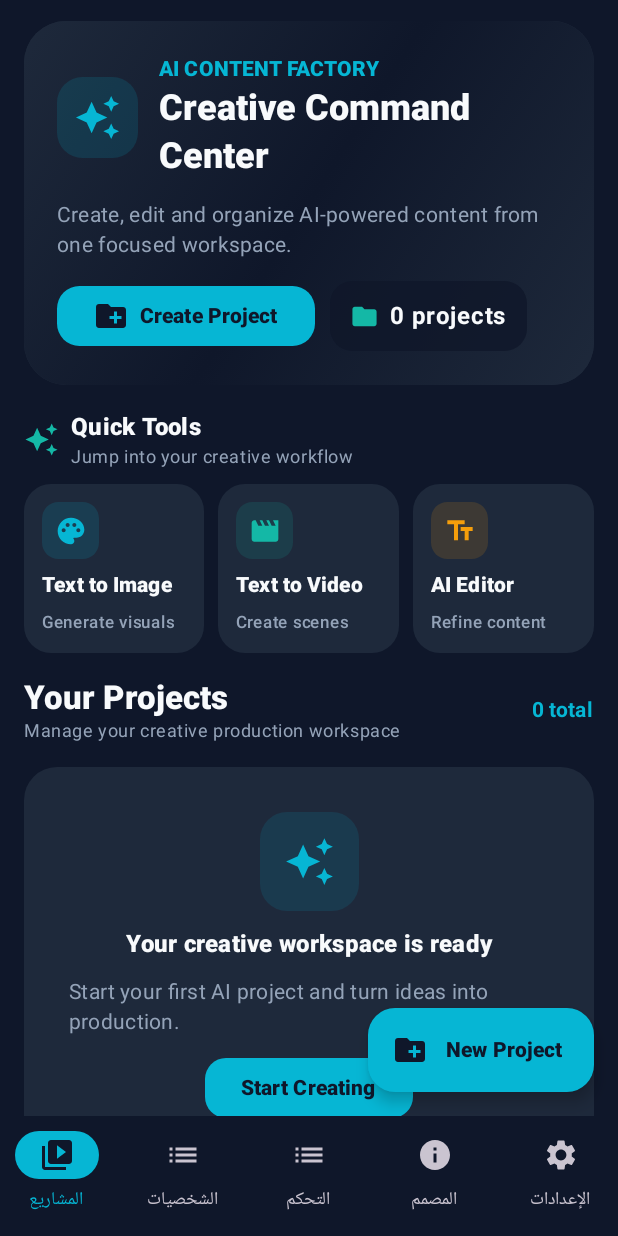
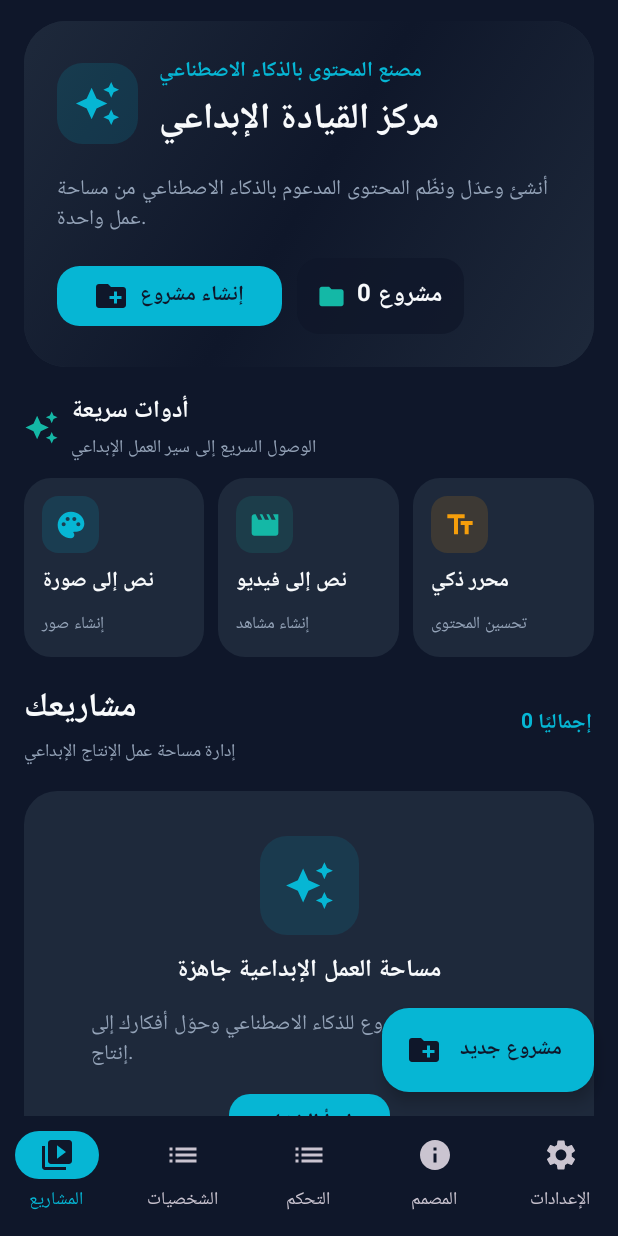
Before and after one commit to 1AhmadEgy/AI-Content-Factory, an Android app built with Jetpack Compose: the screen it shows after launch (MainActivity), on a phone screen of 412 x 824 dp. Run offline under Robolectric (Android 15) with nearby library versions, the light colour scheme and no system bars; our stand-ins replace Room's generated code; 2 statements that could not run were skipped.

Commit message:
Translate dashboard UI to Arabic

```diff
--- a/app/src/main/java/com/example/feature/NeonDashboardScreen.kt
+++ b/app/src/main/java/com/example/feature/NeonDashboardScreen.kt
@@ -28,38 +28,14 @@
 fun NeonDashboardScreen(viewModel: FactoryViewModel, onProjectClick: (String) -> Unit) {
     val projects by viewModel.projects.collectAsState()
     var showDialog by remember { mutableStateOf(false) }
-
-    Scaffold(
-        containerColor = DarkBlue,
-        floatingActionButton = {
-            ExtendedFloatingActionButton(
-                onClick = { showDialog = true },
-                containerColor = PrimaryCyan,
-                contentColor = DarkBlue,
-                shape = RoundedCornerShape(18.dp),
-                icon = { Icon(Icons.Filled.CreateNewFolder, null) },
-                text = { Text("New Project", fontWeight = FontWeight.ExtraBold) }
-            )
-        }
-    ) { padding ->
-        LazyColumn(
-            modifier = Modifier.fillMaxSize().padding(padding),
-            contentPadding = PaddingValues(16.dp, 14.dp, 16.dp, 104.dp),
-            verticalArrangement = Arrangement.spacedBy(16.dp)
-        ) {
+    Scaffold(containerColor = DarkBlue, floatingActionButton = {
+        ExtendedFloatingActionButton(onClick = { showDialog = true }, containerColor = PrimaryCyan, contentColor = DarkBlue, shape = RoundedCornerShape(18.dp), icon = { Icon(Icons.Filled.CreateNewFolder, null) }, text = { Text("مشروع جديد", fontWeight = FontWeight.ExtraBold) })
+    }) { padding ->
+        LazyColumn(modifier = Modifier.fillMaxSize().padding(padding), contentPadding = PaddingValues(16.dp, 14.dp, 16.dp, 104.dp), verticalArrangement = Arrangement.spacedBy(16.dp)) {
             item { NeonHero(projects.size) { showDialog = true } }
             item { QuickToolsSection() }
-            item {
-                Row(verticalAlignment = Alignment.CenterVertically, modifier = Modifier.fillMaxWidth()) {
-                    Column(Modifier.weight(1f)) {
-                        Text("Your Projects", color = TextLight, style = MaterialTheme.typography.titleLarge, fontWeight = FontWeight.ExtraBold)
-                        Text("Manage your creative production workspace", color = TextMuted, style = MaterialTheme.typography.bodySmall)
-                    }
-                    Text("${projects.size} total", color = PrimaryCyan, style = MaterialTheme.typography.labelLarge, fontWeight = FontWeight.Bold)
-                }
-            }
-            if (projects.isEmpty()) item { NeonEmptyState { showDialog = true } }
-            else items(projects) { project -> NeonProjectCard(project) { onProjectClick(project.id) } }
+            item { Row(verticalAlignment = Alignment.CenterVertically, modifier = Modifier.fillMaxWidth()) { Column(Modifier.weight(1f)) { Text("مشاريعك", color = TextLight, style = MaterialTheme.typography.titleLarge, fontWeight = FontWeight.ExtraBold); Text("إدارة مساحة عمل الإنتاج الإبداعي", color = TextMuted, style = MaterialTheme.typography.bodySmall) }; Text("${projects.size} إجماليًا", color = PrimaryCyan, style = MaterialTheme.typography.labelLarge, fontWeight = FontWeight.Bold) } }
+            if (projects.isEmpty()) item { NeonEmptyState { showDialog = true } } else items(projects) { project -> NeonProjectCard(project) { onProjectClick(project.id) } }
         }
         if (showDialog) AddProjectDialog(onDismiss = { showDialog = false }, onAdd = { name, desc -> viewModel.addProject(name, desc); showDialog = false })
     }
@@ -71,25 +47,13 @@
         Box(Modifier.fillMaxWidth().background(Brush.linearGradient(listOf(SurfaceBlue, DarkBlue, SurfaceBlue))).padding(22.dp)) {
             Column(verticalArrangement = Arrangement.spacedBy(13.dp)) {
                 Row(verticalAlignment = Alignment.CenterVertically) {
-                    Surface(shape = RoundedCornerShape(17.dp), color = PrimaryCyan.copy(alpha = .14f), modifier = Modifier.size(54.dp)) {
-                        Box(contentAlignment = Alignment.Center) { Icon(Icons.Filled.AutoAwesome, null, tint = PrimaryCyan, modifier = Modifier.size(31.dp)) }
-                    }
-                    Spacer(Modifier.width(14.dp))
-                    Column {
-                        Text("AI CONTENT FACTORY", color = PrimaryCyan, style = MaterialTheme.typography.labelLarge, fontWeight = FontWeight.ExtraBold)
-                        Text("Creative Command Center", color = TextLight, style = MaterialTheme.typography.headlineSmall, fontWeight = FontWeight.ExtraBold)
-                    }
+                    Surface(shape = RoundedCornerShape(17.dp), color = PrimaryCyan.copy(alpha = .14f), modifier = Modifier.size(54.dp)) { Box(contentAlignment = Alignment.Center) { Icon(Icons.Filled.AutoAwesome, null, tint = PrimaryCyan, modifier = Modifier.size(31.dp)) } }
+                    Spacer(Modifier.width(14.dp)); Column { Text("مصنع المحتوى بالذكاء الاصطناعي", color = PrimaryCyan, style = MaterialTheme.typography.labelLarge, fontWeight = FontWeight.ExtraBold); Text("مركز القيادة الإبداعي", color = TextLight, style = MaterialTheme.typography.headlineSmall, fontWeight = FontWeight.ExtraBold) }
                 }
-                Text("Create, edit and organize AI-powered content from one focused workspace.", color = TextMuted, style = MaterialTheme.typography.bodyMedium)
+                Text("أنشئ وعدّل ونظّم المحتوى المدعوم بالذكاء الاصطناعي من مساحة عمل واحدة.", color = TextMuted, style = MaterialTheme.typography.bodyMedium)
                 Row(verticalAlignment = Alignment.CenterVertically, horizontalArrangement = Arrangement.spacedBy(10.dp)) {
-                    Button(onClick = onCreate, shape = RoundedCornerShape(15.dp), colors = ButtonDefaults.buttonColors(containerColor = PrimaryCyan, contentColor = DarkBlue)) {
-                        Icon(Icons.Filled.CreateNewFolder, null); Spacer(Modifier.width(7.dp)); Text("Create Project", fontWeight = FontWeight.ExtraBold)
-                    }
-                    Surface(shape = RoundedCornerShape(15.dp), color = DarkBlue.copy(alpha = .8f)) {
-                        Row(Modifier.padding(horizontal = 13.dp, vertical = 11.dp), verticalAlignment = Alignment.CenterVertically) {
-                            Icon(Icons.Filled.Folder, null, tint = SecondaryTeal, modifier = Modifier.size(19.dp)); Spacer(Modifier.width(7.dp)); Text("$projectCount projects", color = TextLight, fontWeight = FontWeight.Bold)
-                        }
-                    }
+                    Button(onClick = onCreate, shape = RoundedCornerShape(15.dp), colors = ButtonDefaults.buttonColors(containerColor = PrimaryCyan, contentColor = DarkBlue)) { Icon(Icons.Filled.CreateNewFolder, null); Spacer(Modifier.width(7.dp)); Text("إنشاء مشروع", fontWeight = FontWeight.ExtraBold) }
+                    Surface(shape = RoundedCornerShape(15.dp), color = DarkBlue.copy(alpha = .8f)) { Row(Modifier.padding(horizontal = 13.dp, vertical = 11.dp), verticalAlignment = Alignment.CenterVertically) { Icon(Icons.Filled.Folder, null, tint = SecondaryTeal, modifier = Modifier.size(19.dp)); Spacer(Modifier.width(7.dp)); Text("$projectCount مشروع", color = TextLight, fontWeight = FontWeight.Bold) } }
                 }
             }
         }
@@ -99,59 +63,22 @@
 @Composable
 private fun QuickToolsSection() {
     Column(verticalArrangement = Arrangement.spacedBy(10.dp)) {
-        Row(verticalAlignment = Alignment.CenterVertically) {
-            Icon(Icons.Filled.AutoAwesome, null, tint = SecondaryTeal, modifier = Modifier.size(23.dp)); Spacer(Modifier.width(8.dp))
-            Column { Text("Quick Tools", color = TextLight, style = MaterialTheme.typography.titleMedium, fontWeight = FontWeight.ExtraBold); Text("Jump into your creative workflow", color = TextMuted, style = MaterialTheme.typography.bodySmall) }
-        }
-        Row(Modifier.fillMaxWidth(), horizontalArrangement = Arrangement.spacedBy(9.dp)) {
-            QuickToolCard(Modifier.weight(1f), Icons.Filled.Palette, "Text to Image", "Generate visuals", PrimaryCyan)
-            QuickToolCard(Modifier.weight(1f), Icons.Filled.Movie, "Text to Video", "Create scenes", SecondaryTeal)
-            QuickToolCard(Modifier.weight(1f), Icons.Filled.TextFields, "AI Editor", "Refine content", WarningOrange)
-        }
+        Row(verticalAlignment = Alignment.CenterVertically) { Icon(Icons.Filled.AutoAwesome, null, tint = SecondaryTeal, modifier = Modifier.size(23.dp)); Spacer(Modifier.width(8.dp)); Column { Text("أدوات سريعة", color = TextLight, style = MaterialTheme.typography.titleMedium, fontWeight = FontWeight.ExtraBold); Text("الوصول السريع إلى سير العمل الإبداعي", color = TextMuted, style = MaterialTheme.typography.bodySmall) } }
+        Row(Modifier.fillMaxWidth(), horizontalArrangement = Arrangement.spacedBy(9.dp)) { QuickToolCard(Modifier.weight(1f), Icons.Filled.Palette, "نص إلى صورة", "إنشاء صور", PrimaryCyan); QuickToolCard(Modifier.weight(1f), Icons.Filled.Movie, "نص إلى فيديو", "إنشاء مشاهد", SecondaryTeal); QuickToolCard(Modifier.weight(1f), Icons.Filled.TextFields, "محرر ذكي", "تحسين المحتوى", WarningOrange) }
     }
 }
 
 @Composable
 private fun QuickToolCard(modifier: Modifier, icon: androidx.compose.ui.graphics.vector.ImageVector, title: String, subtitle: String, accent: androidx.compose.ui.graphics.Color) {
-    Card(modifier = modifier, colors = CardDefaults.cardColors(containerColor = SurfaceBlue), shape = RoundedCornerShape(18.dp)) {
-        Column(Modifier.padding(12.dp), verticalArrangement = Arrangement.spacedBy(7.dp)) {
-            Surface(shape = RoundedCornerShape(11.dp), color = accent.copy(alpha = .14f), modifier = Modifier.size(38.dp)) { Box(contentAlignment = Alignment.Center) { Icon(icon, null, tint = accent, modifier = Modifier.size(21.dp)) } }
-            Text(title, color = TextLight, style = MaterialTheme.typography.labelLarge, fontWeight = FontWeight.ExtraBold)
-            Text(subtitle, color = TextMuted, style = MaterialTheme.typography.labelSmall, maxLines = 1)
-        }
-    }
+    Card(modifier = modifier, colors = CardDefaults.cardColors(containerColor = SurfaceBlue), shape = RoundedCornerShape(18.dp)) { Column(Modifier.padding(12.dp), verticalArrangement = Arrangement.spacedBy(7.dp)) { Surface(shape = RoundedCornerShape(11.dp), color = accent.copy(alpha = .14f), modifier = Modifier.size(38.dp)) { Box(contentAlignment = Alignment.Center) { Icon(icon, null, tint = accent, modifier = Modifier.size(21.dp)) } }; Text(title, color = TextLight, style = MaterialTheme.typography.labelLarge, fontWeight = FontWeight.ExtraBold); Text(subtitle, color = TextMuted, style = MaterialTheme.typography.labelSmall, maxLines = 1) } }
 }
 
 @Composable
 private fun NeonProjectCard(project: Project, onClick: () -> Unit) {
-    Card(modifier = Modifier.fillMaxWidth().clickable(onClick = onClick), colors = CardDefaults.cardColors(containerColor = SurfaceBlue), shape = RoundedCornerShape(21.dp)) {
-        Column(Modifier.padding(17.dp), verticalArrangement = Arrangement.spacedBy(9.dp)) {
-            Row(verticalAlignment = Alignment.CenterVertically) {
-                Surface(shape = RoundedCornerShape(13.dp), color = DarkBlue) { Icon(Icons.Filled.Movie, null, tint = PrimaryCyan, modifier = Modifier.padding(10.dp).size(23.dp)) }
-                Spacer(Modifier.width(11.dp))
-                Column(Modifier.weight(1f)) {
-                    Text(project.name, color = TextLight, style = MaterialTheme.typography.titleMedium, fontWeight = FontWeight.ExtraBold)
-                    Text("AI production project", color = TextMuted, style = MaterialTheme.typography.labelSmall)
-                }
-                Text(project.status, color = if (project.status == "ACTIVE") SuccessGreen else WarningOrange, style = MaterialTheme.typography.labelMedium, fontWeight = FontWeight.Bold)
-            }
-            Text(project.description ?: "No description", color = TextMuted, style = MaterialTheme.typography.bodyMedium)
-            HorizontalDivider(color = TextMuted.copy(alpha = .13f))
-            Row(verticalAlignment = Alignment.CenterVertically) {
-                Text("Open workspace", color = PrimaryCyan, style = MaterialTheme.typography.labelLarge, fontWeight = FontWeight.ExtraBold); Spacer(Modifier.weight(1f)); Icon(Icons.Filled.PlayArrow, null, tint = PrimaryCyan)
-            }
-        }
-    }
+    Card(modifier = Modifier.fillMaxWidth().clickable(onClick = onClick), colors = CardDefaults.cardColors(containerColor = SurfaceBlue), shape = RoundedCornerShape(21.dp)) { Column(Modifier.padding(17.dp), verticalArrangement = Arrangement.spacedBy(9.dp)) { Row(verticalAlignment = Alignment.CenterVertically) { Surface(shape = RoundedCornerShape(13.dp), color = DarkBlue) { Icon(Icons.Filled.Movie, null, tint = PrimaryCyan, modifier = Modifier.padding(10.dp).size(23.dp)) }; Spacer(Modifier.width(11.dp)); Column(Modifier.weight(1f)) { Text(project.name, color = TextLight, style = MaterialTheme.typography.titleMedium, fontWeight = FontWeight.ExtraBold); Text("مشروع إنتاج بالذكاء الاصطناعي", color = TextMuted, style = MaterialTheme.typography.labelSmall) }; Text(if (project.status == "ACTIVE") "نشط" else "قيد الانتظار", color = if (project.status == "ACTIVE") SuccessGreen else WarningOrange, style = MaterialTheme.typography.labelMedium, fontWeight = FontWeight.Bold) }; Text(project.description ?: "لا يوجد وصف", color = TextMuted, style = MaterialTheme.typography.bodyMedium); HorizontalDivider(color = TextMuted.copy(alpha = .13f)); Row(verticalAlignment = Alignment.CenterVertically) { Text("فتح مساحة العمل", color = PrimaryCyan, style = MaterialTheme.typography.labelLarge, fontWeight = FontWeight.ExtraBold); Spacer(Modifier.weight(1f)); Icon(Icons.Filled.PlayArrow, null, tint = PrimaryCyan) } } }
 }
 
 @Composable
 private fun NeonEmptyState(onCreate: () -> Unit) {
-    Card(colors = CardDefaults.cardColors(containerColor = SurfaceBlue), shape = RoundedCornerShape(22.dp), modifier = Modifier.fillMaxWidth()) {
-        Column(Modifier.fillMaxWidth().padding(30.dp), horizontalAlignment = Alignment.CenterHorizontally, verticalArrangement = Arrangement.spacedBy(10.dp)) {
-            Surface(shape = RoundedCornerShape(18.dp), color = PrimaryCyan.copy(alpha = .12f), modifier = Modifier.size(66.dp)) { Box(contentAlignment = Alignment.Center) { Icon(Icons.Filled.AutoAwesome, null, tint = PrimaryCyan, modifier = Modifier.size(34.dp)) } }
-            Text("Your creative workspace is ready", color = TextLight, style = MaterialTheme.typography.titleMedium, fontWeight = FontWeight.ExtraBold)
-            Text("Start your first AI project and turn ideas into production.", color = TextMuted, style = MaterialTheme.typography.bodyMedium)
-            Button(onClick = onCreate, colors = ButtonDefaults.buttonColors(containerColor = PrimaryCyan, contentColor = DarkBlue), shape = RoundedCornerShape(14.dp)) { Text("Start Creating", fontWeight = FontWeight.ExtraBold) }
-        }
-    }
+    Card(colors = CardDefaults.cardColors(containerColor = SurfaceBlue), shape = RoundedCornerShape(22.dp), modifier = Modifier.fillMaxWidth()) { Column(Modifier.fillMaxWidth().padding(30.dp), horizontalAlignment = Alignment.CenterHorizontally, verticalArrangement = Arrangement.spacedBy(10.dp)) { Surface(shape = RoundedCornerShape(18.dp), color = PrimaryCyan.copy(alpha = .12f), modifier = Modifier.size(66.dp)) { Box(contentAlignment = Alignment.Center) { Icon(Icons.Filled.AutoAwesome, null, tint = PrimaryCyan, modifier = Modifier.size(34.dp)) } }; Text("مساحة العمل الإبداعية جاهزة", color = TextLight, style = MaterialTheme.typography.titleMedium, fontWeight = FontWeight.ExtraBold); Text("ابدأ أول مشروع للذكاء الاصطناعي وحوّل أفكارك إلى إنتاج.", color = TextMuted, style = MaterialTheme.typography.bodyMedium); Button(onClick = onCreate, colors = ButtonDefaults.buttonColors(containerColor = PrimaryCyan, contentColor = DarkBlue), shape = RoundedCornerShape(14.dp)) { Text("ابدأ الإنشاء", fontWeight = FontWeight.ExtraBold) } } }
 }
```
